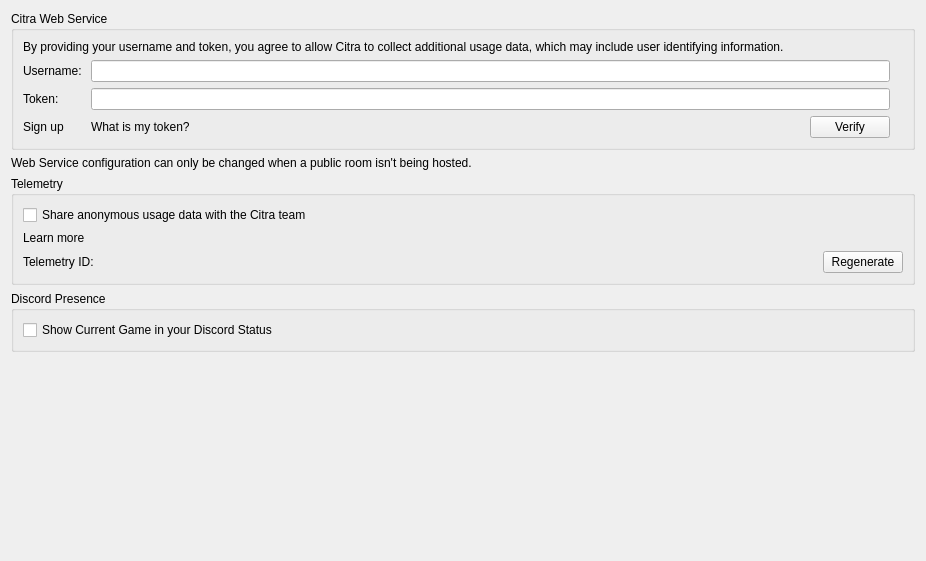
Old version of the form src/citra_qt/configuration/configure_web.ui in the repository PabloMK7/citra.
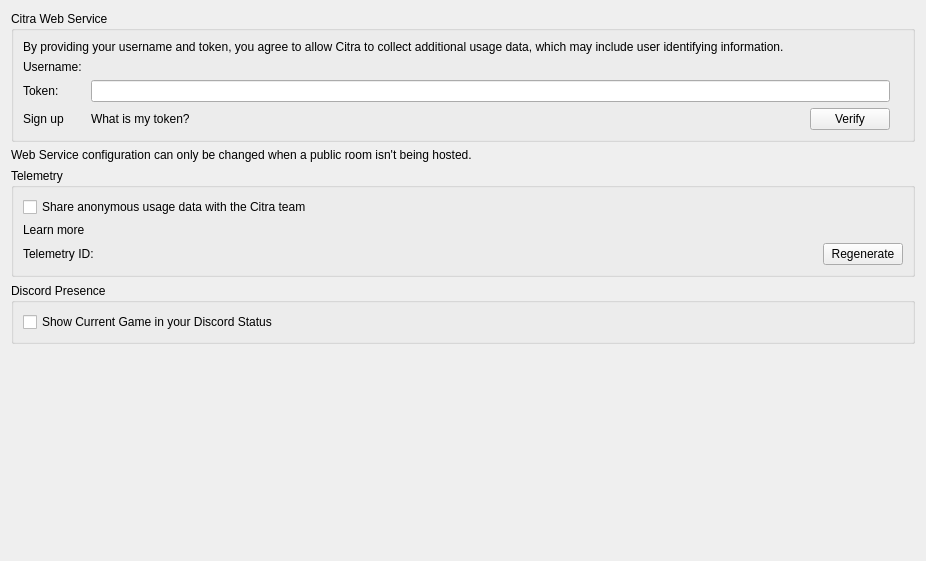
New version of the form.

Commit message: citra_qt: configure_web: Use Base64 encoded token for simplifying user experience.

Patch:
```diff
--- a/src/citra_qt/configuration/configure_web.ui
+++ b/src/citra_qt/configuration/configure_web.ui
@@ -55,11 +55,7 @@
            </widget>
           </item>
           <item row="0" column="1" colspan="3">
-           <widget class="QLineEdit" name="edit_username">
-            <property name="maxLength">
-             <number>36</number>
-            </property>
-           </widget>
+           <widget class="QLabel" name="username" />
           </item>
           <item row="1" column="0">
            <widget class="QLabel" name="label_token">
```
Left out of the diff: 6 changed lines with no effect on the pictures. The commit also changes 1 other file.
